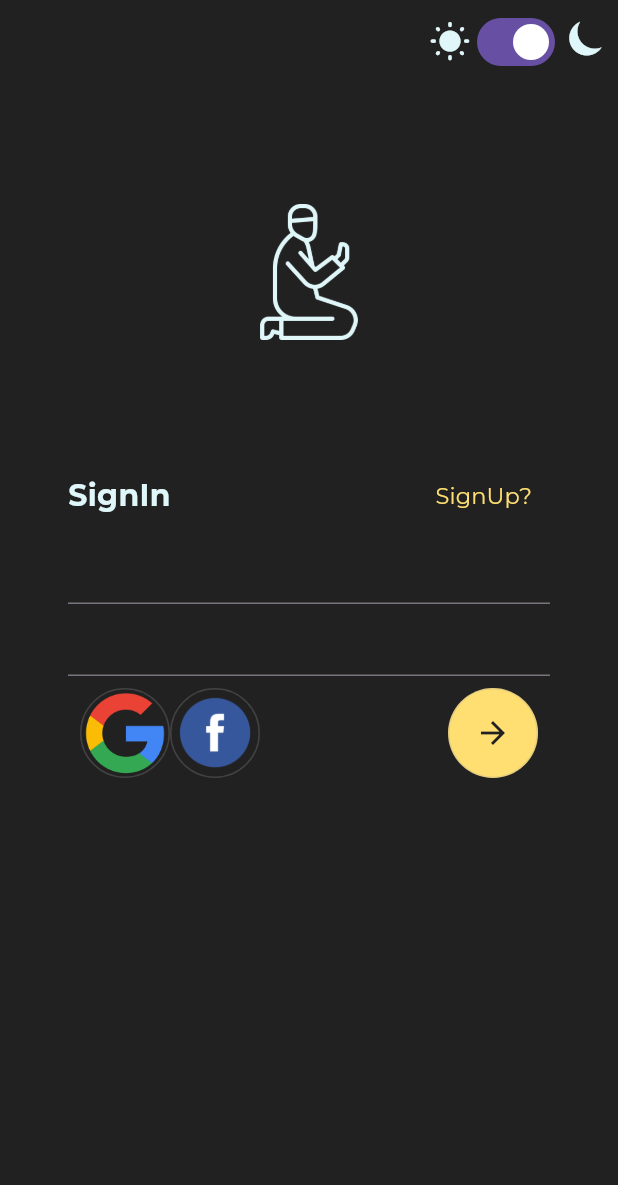
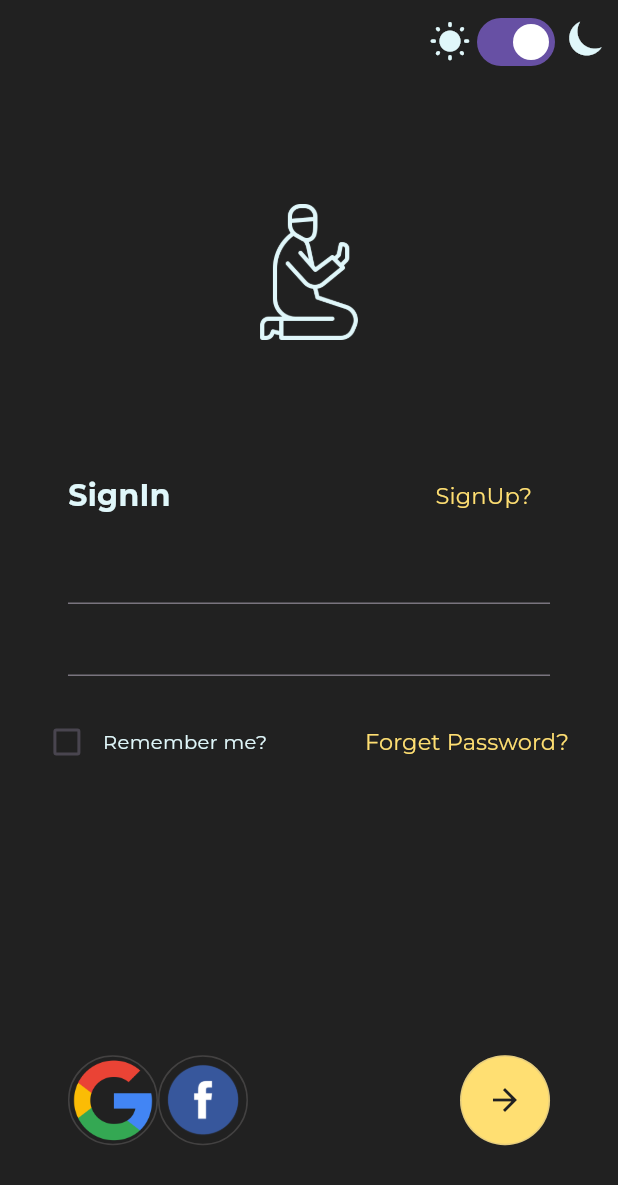
Before and after one commit to FarazMughal69/AzanApp, a Flutter app: the screen it shows after launch, on a phone screen of 412 x 824 dp. Shown: the top 1185 px of the screen. Run offline on Flutter 3.47's test engine with Material 3 defaults, Android fonts, the phone set to English and light mode, and no system bars; our stand-ins replace bloc, google_fonts.

Commit message:
add forget password and remember me

```diff
--- a/lib/constant_folder/colors.dart
+++ b/lib/constant_folder/colors.dart
@@ -1,13 +1,13 @@
 part of 'utility_export.dart';
 
 class MyColors {
-  static const Color lightModtxtClr = Color.fromARGB(255, 224, 247, 250);
+  static const Color lighttxtClr = Color.fromARGB(255, 224, 247, 250);
 // const Color backgroundColor = Color.fromARGB(231, 30, 29, 29);
   static const Color darkbgColor = Color.fromARGB(255, 33, 33, 33);
   static const Color lightbgColor = Colors.white;
-  static const Color darkModtxtClr = Color.fromRGBO(33, 33, 33, 1);
-  static const Color lightactionColor = Color.fromARGB(255, 255, 223, 114);
-  static const Color darkactionColor =
+  static const Color darktxtClr = Color.fromRGBO(33, 33, 33, 1);
+  static const Color darkactionColor = Color.fromARGB(255, 255, 223, 114);
+  static const Color lightactionColor =
       Color.fromARGB(255, 30, 141, 245); //rgb(255, 223, 114)
 
   static Color backgroundColor() {
@@ -15,8 +15,7 @@ class MyColors {
   }
 
   static Color textColor(
-      {Color darkmodeClr = darkModtxtClr,
-      Color lightModeClr = lightModtxtClr}) {
+      {Color darkmodeClr = darktxtClr, Color lightModeClr = lighttxtClr}) {
     return dark ? lightModeClr : darkmodeClr;
   }
 }
--- a/lib/constant_folder/style.dart
+++ b/lib/constant_folder/style.dart
@@ -3,7 +3,7 @@
 part of 'utility_export.dart';
 
 class Style {
-  static TextStyle headerTxtStyle({Color txtColor = MyColors.lightModtxtClr}) {
+  static TextStyle headerTxtStyle({Color txtColor = MyColors.lighttxtClr}) {
     return GoogleFonts.montserrat(
       decoration: TextDecoration.none,
       color: txtColor,
@@ -12,11 +12,12 @@ class Style {
     );
   }
 
-  static TextStyle bodyTxtStyle({Color txtColor = MyColors.lightModtxtClr}) {
+  static TextStyle bodyTxtStyle(
+      {Color txtColor = MyColors.lighttxtClr, double fontSize = 15}) {
     return GoogleFonts.montserrat(
       decoration: TextDecoration.none,
       color: txtColor,
-      fontSize: 15,
+      fontSize: fontSize,
       fontWeight: FontWeight.normal,
     );
   }
--- a/lib/screens/login/ui/login_screen.dart
+++ b/lib/screens/login/ui/login_screen.dart
@@ -15,6 +15,7 @@ class _MyLoginScreenState extends State<MyLoginScreen> {
   @override
   Widget build(BuildContext context) {
     final double horizontalPadding = mq.width * 0.11;
+    bool rememberMe = false;
     return Scaffold(
       appBar: AppBar(
         backgroundColor: Colors.transparent,
@@ -87,8 +88,8 @@ class _MyLoginScreenState extends State<MyLoginScreen> {
                       'SignUp?',
                       style: Style.bodyTxtStyle(
                         txtColor: MyColors.textColor(
-                          darkmodeClr: MyColors.darkactionColor,
-                          lightModeClr: MyColors.lightactionColor,
+                          darkmodeClr: MyColors.lightactionColor,
+                          lightModeClr: MyColors.darkactionColor,
                         ),
                       ),
                     ),
@@ -108,10 +109,49 @@ class _MyLoginScreenState extends State<MyLoginScreen> {
                 ),
               ),
             ),
-
             Padding(
-              padding: const EdgeInsets.all(8.0),
-              child: Padding(
+              padding: EdgeInsets.symmetric(
+                  horizontal: mq.width * 0.05, vertical: 20),
+              child: Row(
+                children: [
+                  Checkbox(
+                    value: rememberMe,
+                    onChanged: (value) {
+                      setState(() {
+                        if (!rememberMe) {
+                          rememberMe = true;
+                        } else {
+                          rememberMe = false;
+                        }
+                      });
+                    },
+                  ),
+                  Text(
+                    "Remember me?",
+                    style: Style.bodyTxtStyle(
+                      txtColor: MyColors.textColor(),
+                      fontSize: 13,
+                    ),
+                  ),
+                  const Spacer(),
+                  TextButton(
+                      onPressed: () {},
+                      child: Text(
+                        "Forget Password?",
+                        style: Style.bodyTxtStyle(
+                          txtColor: MyColors.textColor(
+                            darkmodeClr: MyColors.lightactionColor,
+                            lightModeClr: MyColors.darkactionColor,
+                          ),
+                        ),
+                      ))
+                ],
+              ),
+            ),
+            SizedBox(
+              height: mq.height * 0.2,
+            ),
+            Padding(
               padding: EdgeInsets.symmetric(horizontal: horizontalPadding),
               child: Row(
                 mainAxisAlignment: MainAxisAlignment.spaceBetween,
@@ -135,19 +175,19 @@ class _MyLoginScreenState extends State<MyLoginScreen> {
                         icon: Icon(
                           Icons.arrow_forward,
                           color: MyColors.textColor(
-                              darkmodeClr: MyColors.lightModtxtClr,
-                              lightModeClr: MyColors.darkModtxtClr,
+                            darkmodeClr: MyColors.lighttxtClr,
+                            lightModeClr: MyColors.darktxtClr,
                           ),
                         ),
                         onPressed: () {},
                         bgClr: MyColors.textColor(
-                              darkmodeClr: MyColors.darkactionColor,
-                              lightModeClr: MyColors.lightactionColor),
+                          darkmodeClr: MyColors.lightactionColor,
+                          lightModeClr: MyColors.darkactionColor,
+                        ),
                       ),
                     ],
                   ),
                 ],
-                ),
               ),
             ),
           ],
--- a/lib/widgets/txt_formfield.dart
+++ b/lib/widgets/txt_formfield.dart
@@ -12,7 +12,7 @@ class _MyTextFormFieldState extends State<MyTextFormField> {
   @override
   Widget build(BuildContext context) {
     return TextFormField(
-      decoration: InputDecoration(),
+      decoration: const InputDecoration(),
     );
   }
 }
```
Lines whose indentation alone changed are shown as unchanged.
